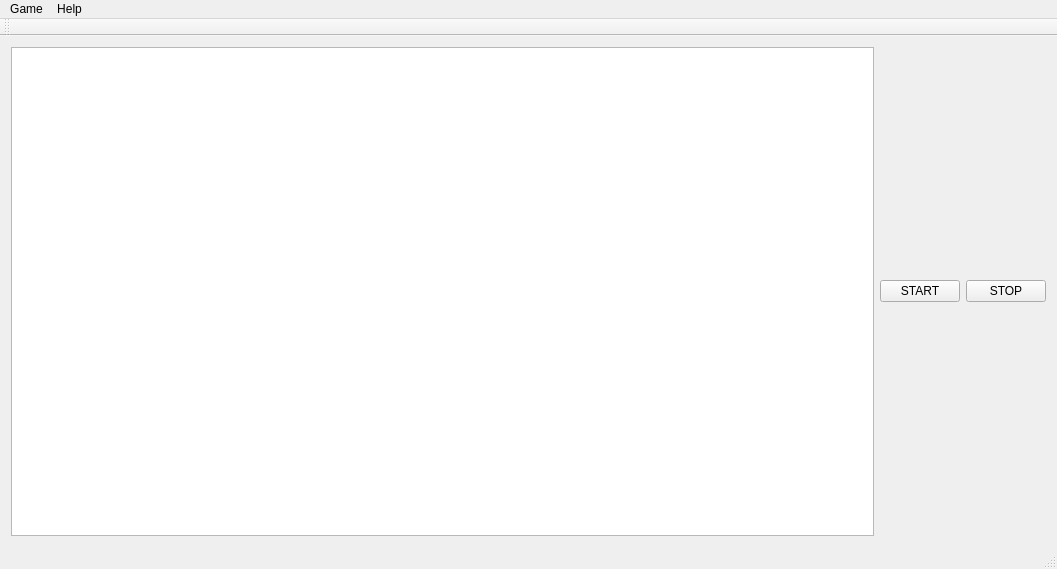
The window that mainwindow.ui (matmarczuk/micromouse) describes before a commit, drawn with Qt 5.
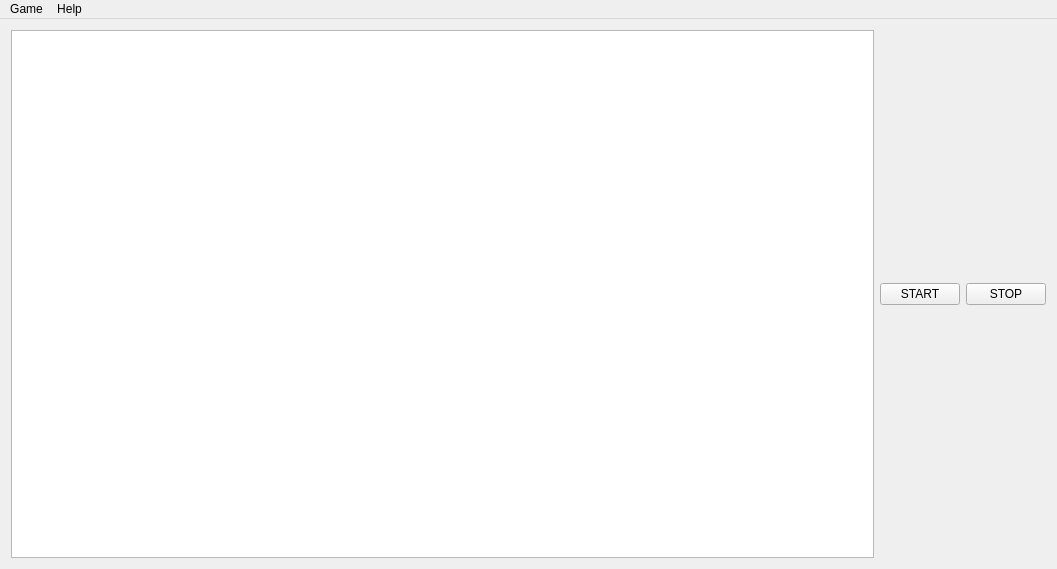
The same window after the commit.

The edit to the form file:
```diff
--- a/mainwindow.ui
+++ b/mainwindow.ui
@@ -14,24 +14,24 @@
    <string>MainWindow</string>
   </property>
   <widget class="QWidget" name="centralWidget">
-   <layout class="QGridLayout" name="gridLayout">
-    <item row="0" column="0">
+   <layout class="QHBoxLayout" name="horizontalLayout">
+    <item>
      <widget class="QGraphicsView" name="boardView"/>
     </item>
-    <item row="0" column="2">
-     <widget class="QPushButton" name="stopButton">
-      <property name="text">
-       <string>STOP</string>
-      </property>
-     </widget>
-    </item>
-    <item row="0" column="1">
+    <item>
      <widget class="QPushButton" name="startButton">
       <property name="text">
        <string>START</string>
       </property>
      </widget>
     </item>
+    <item>
+     <widget class="QPushButton" name="stopButton">
+      <property name="text">
+       <string>STOP</string>
+      </property>
+     </widget>
+    </item>
    </layout>
   </widget>
   <widget class="QMenuBar" name="menuBar">
@@ -57,15 +57,6 @@
    <addaction name="menuFile"/>
    <addaction name="menuHelp"/>
   </widget>
-  <widget class="QToolBar" name="mainToolBar">
-   <attribute name="toolBarArea">
-    <enum>TopToolBarArea</enum>
-   </attribute>
-   <attribute name="toolBarBreak">
-    <bool>false</bool>
-   </attribute>
-  </widget>
-  <widget class="QStatusBar" name="statusBar"/>
   <action name="actionSave_board">
    <property name="text">
     <string>Save board</string>
```
Left out of the diff: 35 changed lines with no effect on the pictures.
